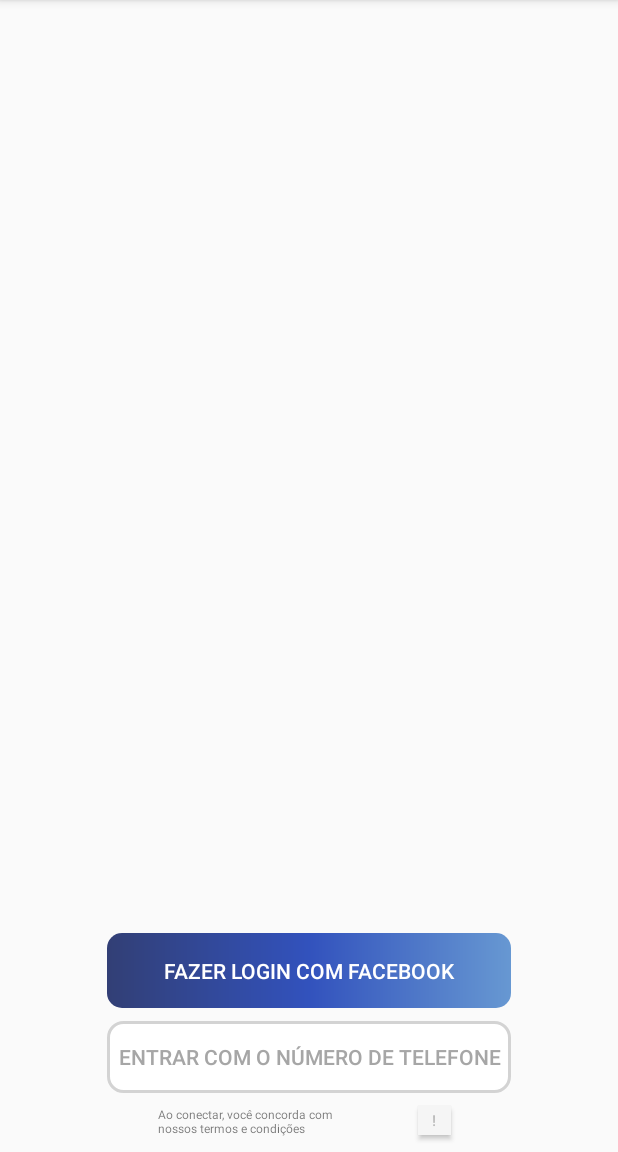
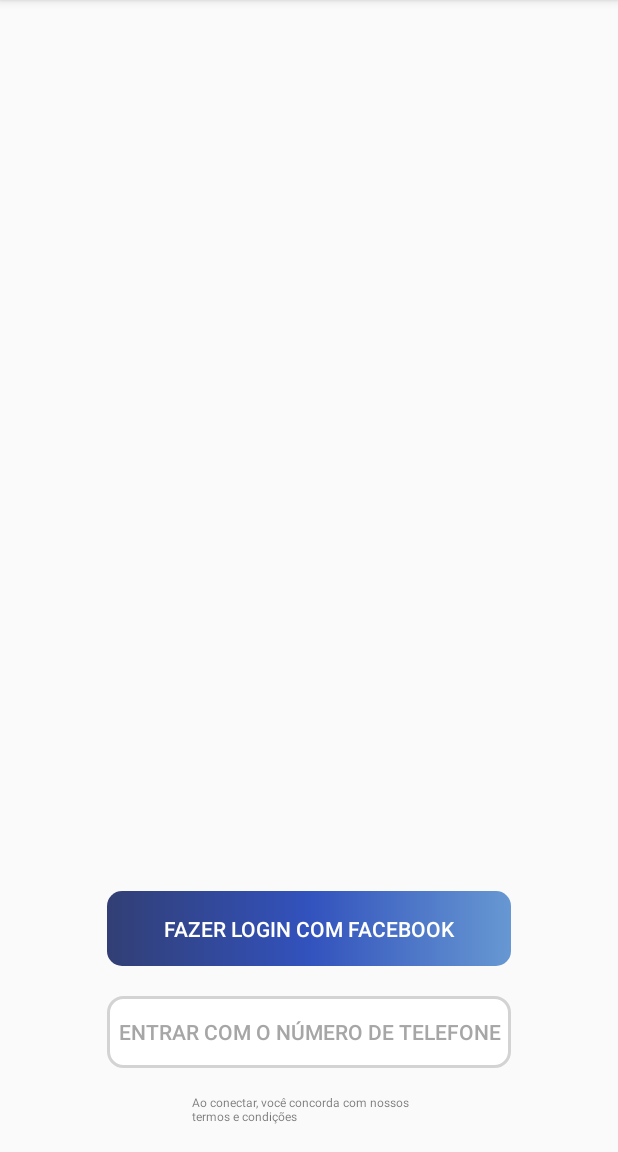
Before and after one commit to juunys/tinderX, an Android app: the screen it shows after launch (MainActivity), on a phone screen of 412 x 824 dp, the part 84-1236 px from its top. Run offline under Robolectric (Android 15) with nearby library versions, the phone set to English and light mode, and no system bars; our stand-ins replace Firebase (no records; nobody signed in at launch, a user with empty details on screens opened directly); libraries missing offline, so code that uses them is left out: com.facebook, com.facebook.login.

```diff
--- a/app/src/main/AndroidManifest.xml
+++ b/app/src/main/AndroidManifest.xml
@@ -45,7 +45,6 @@
         <activity android:name=".FbLoginActivity" />
         <activity android:name=".PhoneLoginActivity" />
         <activity android:name=".NameLoginActivity" />
-        <activity android:name=".condTermsActivity"></activity>
     </application>
 
 </manifest>
--- a/app/src/main/java/com/juny/tinderx/MainActivity.kt
+++ b/app/src/main/java/com/juny/tinderx/MainActivity.kt
@@ -38,13 +38,6 @@ class MainActivity : AppCompatActivity() {
 
     }
 
-    fun condClicked(view: View) {
-
-        val intent = Intent(this, condTermsActivity::class.java)
-        startActivity(intent)
-
-    }
-
 
     fun phoneClicked(view: View) {
 
@@ -80,9 +73,6 @@ class MainActivity : AppCompatActivity() {
             })
         })
 
-        val intent = Intent(this, FbLoginActivity::class.java)
-        startActivity(intent)
-
     }
 
     override fun onActivityResult(requestCode: Int, resultCode: Int, data: Intent) {
@@ -93,14 +83,14 @@ class MainActivity : AppCompatActivity() {
     }
 
 
-    public override fun onStart() {
+   /* public override fun onStart() {
         super.onStart()
         // Check if user is signed in (non-null) and update UI accordingly.
         val currentUser = mAuth!!.getCurrentUser()
         if (currentUser != null) {
             updateUI()
         }
-    }
+    }*/
 
     private fun updateUI() {
 
@@ -123,6 +113,9 @@ class MainActivity : AppCompatActivity() {
                         Log.d(TAG, "signInWithCredential:success")
                         val user = mAuth!!.getCurrentUser()
 
+                        val intent = Intent(this, DeckActivity::class.java)
+                        startActivity(intent)
+
                         facebookButton!!.setEnabled(true)
 
                     } else {
--- a/app/src/main/res/layout/activity_main.xml
+++ b/app/src/main/res/layout/activity_main.xml
@@ -12,7 +12,7 @@
         android:layout_height="50dp"
         android:layout_alignParentBottom="true"
         android:layout_centerHorizontal="true"
-        android:layout_marginBottom="96dp"
+        android:layout_marginBottom="124dp"
         android:background="@drawable/fb_shape"
         android:onClick="fbClicked"
         android:stateListAnimator="@null"
@@ -26,7 +26,7 @@
         android:layout_height="wrap_content"
         android:layout_alignParentBottom="true"
         android:layout_centerHorizontal="true"
-        android:layout_marginBottom="39dp"
+        android:layout_marginBottom="56dp"
         android:background="@drawable/my_shape"
         android:onClick="phoneClicked"
         android:stateListAnimator="@null"
@@ -34,27 +34,13 @@
         android:textColor="#a6a6a6"
         android:textSize="14sp" />
 
-    <Button
-        android:id="@+id/condButton"
-        android:layout_width="22dp"
-        android:layout_height="19dp"
-        android:layout_alignParentBottom="true"
-        android:layout_alignParentEnd="true"
-        android:layout_marginBottom="11dp"
-        android:layout_marginEnd="111dp"
-        android:background="@color/browser_actions_bg_grey"
-        android:onClick="condClicked"
-        android:text="!"
-        android:textColor="#bababa"
-        android:textSize="10sp" />
-
     <TextView
         android:id="@+id/textView"
-        android:layout_width="117dp"
+        android:layout_width="156dp"
         android:layout_height="wrap_content"
-        android:layout_alignParentStart="true"
-        android:layout_alignTop="@+id/condButton"
-        android:layout_marginStart="105dp"
+        android:layout_alignParentBottom="true"
+        android:layout_centerHorizontal="true"
+        android:layout_marginBottom="18dp"
         android:text="Ao conectar, você concorda com nossos termos e condições"
         android:textSize="8sp" />
 
```
Also changed, not shown: app/src/main/res/layout/activity_deck.xml (+14 -0 lines).
